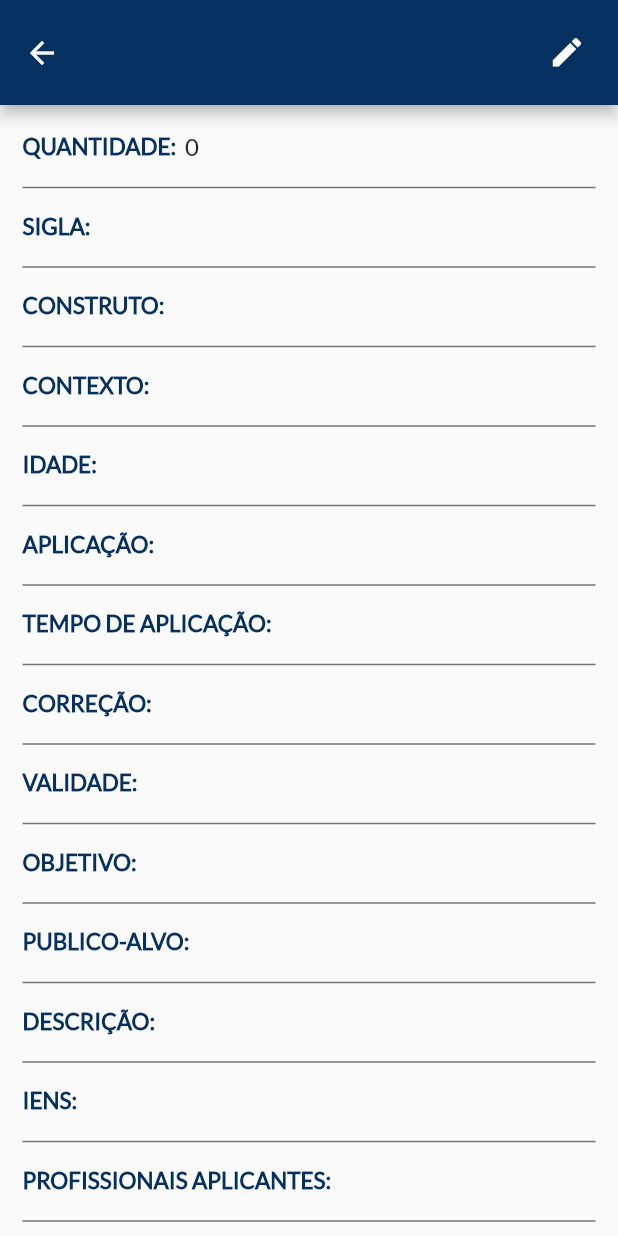
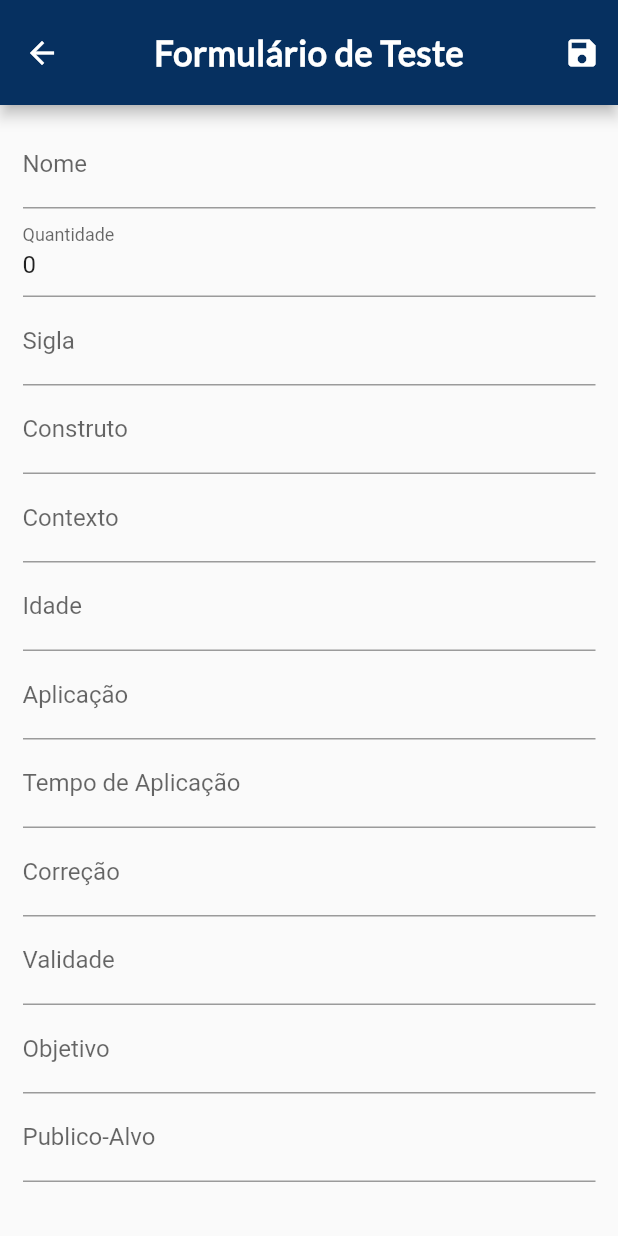
Before and after one commit to EduardaGarangau/trabalho-android, a Flutter app: the DetailsPage screen opened directly with empty values, after a tap on the "edit" icon, on a phone screen of 412 x 824 dp. Run offline on Flutter 3.47's test engine with Material 2 defaults, Android fonts, the phone set to English and light mode, and no system bars; network calls fail.

Commit message:
Criando formulário de update do teste

```diff
--- a/lib/components/item_detail_field.dart
+++ b/lib/components/item_detail_field.dart
@@ -34,8 +34,9 @@ class ItemDetailsField extends StatelessWidget {
                   fontWeight: FontWeight.bold,
                 ),
               ),
-              const SizedBox(width: 3),
-              Text(
+              const SizedBox(width: 4),
+              Flexible(
+                child: Text(
                   value,
                   maxLines: 3,
                   softWrap: true,
@@ -44,6 +45,7 @@ class ItemDetailsField extends StatelessWidget {
                     fontFamily: 'Lato',
                     fontSize: 16,
                     //color: Colors.grey.shade600,
+                  ),
                 ),
               ),
             ],
--- a/lib/screens/details_page.dart
+++ b/lib/screens/details_page.dart
@@ -1,4 +1,5 @@
 import 'package:clinica_up/components/item_detail_field.dart';
+import 'package:clinica_up/utils/app_routes.dart';
 import 'package:flutter/material.dart';
 import '../models/teste_model.dart';
 
@@ -39,7 +40,10 @@ class _DetailsPageState extends State<DetailsPage> {
                 Icons.edit,
                 size: 25,
               ),
-              onPressed: () {},
+              onPressed: () => Navigator.of(context).pushNamed(
+                AppRoutes.FORM,
+                arguments: teste,
+              ),
             ),
           ),
         ],
@@ -96,7 +100,7 @@ class _DetailsPageState extends State<DetailsPage> {
             value: teste.descricao,
           ),
           ItemDetailsField(
-            title: 'IENS: ',
+            title: 'ITENS: ',
             value: teste.itens,
           ),
           ItemDetailsField(
--- a/lib/screens/form_page.dart
+++ b/lib/screens/form_page.dart
@@ -1,3 +1,4 @@
+import 'package:clinica_up/models/teste_model.dart';
 import 'package:clinica_up/services/testes_service.dart';
 import 'package:flutter/material.dart';
 import 'package:provider/provider.dart';
@@ -10,8 +11,36 @@ class FormPage extends StatefulWidget {
 }
 
 class _FormPageState extends State<FormPage> {
+  @override
+  void didChangeDependencies() {
+    super.didChangeDependencies();
+    if (_formData.isEmpty) {
+      final args = ModalRoute.of(context)?.settings.arguments;
+
+      if (args != null) {
+        final teste = args as Teste;
+        _formData['id'] = teste.id;
+        _formData['quant'] = teste.quant;
+        _formData['nome'] = teste.nome;
+        _formData['sigla'] = teste.sigla;
+        _formData['construto'] = teste.construto;
+        _formData['contexto'] = teste.contexto;
+        _formData['idade'] = teste.idade;
+        _formData['aplicacao'] = teste.aplicacao;
+        _formData['tempoDeAplicaçao'] = teste.tempoDeAplicacao;
+        _formData['correcao'] = teste.correcao;
+        _formData['validade'] = teste.validade;
+        _formData['objetivo'] = teste.objetivo;
+        _formData['publicoAlvo'] = teste.publicoAlvo;
+        _formData['descricao'] = teste.descricao;
+        _formData['itens'] = teste.itens;
+        _formData['profissionaisAplicantes'] = teste.profissionaisAplicantes;
+      }
+    }
+  }
+
   final _formKey = GlobalKey<FormState>();
-  final _formData = Map<String, dynamic>();
+  final _formData = <String, dynamic>{};
 
   void _submitForm() {
     final isValid = _formKey.currentState?.validate() ?? false;
@@ -62,6 +91,7 @@ class _FormPageState extends State<FormPage> {
           child: ListView(
             children: [
               TextFormField(
+                initialValue: _formData['nome']?.toString(),
                 decoration: const InputDecoration(
                   labelText: 'Nome',
                 ),
@@ -78,6 +108,7 @@ class _FormPageState extends State<FormPage> {
                 },
               ),
               TextFormField(
+                initialValue: _formData['quant']?.toString(),
                 decoration: const InputDecoration(
                   labelText: 'Quantidade',
                 ),
@@ -99,6 +130,7 @@ class _FormPageState extends State<FormPage> {
                 },
               ),
               TextFormField(
+                initialValue: _formData['sigla']?.toString(),
                 decoration: const InputDecoration(
                   labelText: 'Sigla',
                 ),
@@ -115,6 +147,7 @@ class _FormPageState extends State<FormPage> {
                 },
               ),
               TextFormField(
+                initialValue: _formData['construto']?.toString(),
                 decoration: const InputDecoration(
                   labelText: 'Construto',
                 ),
@@ -132,6 +165,7 @@ class _FormPageState extends State<FormPage> {
                 },
               ),
               TextFormField(
+                initialValue: _formData['contexto']?.toString(),
                 decoration: const InputDecoration(
                   labelText: 'Contexto',
                 ),
@@ -148,6 +182,7 @@ class _FormPageState extends State<FormPage> {
                 },
               ),
               TextFormField(
+                initialValue: _formData['idade']?.toString(),
                 decoration: const InputDecoration(
                   labelText: 'Idade',
                 ),
@@ -167,6 +202,7 @@ class _FormPageState extends State<FormPage> {
                 },
               ),
               TextFormField(
+                initialValue: _formData['aplicacao']?.toString(),
                 decoration: const InputDecoration(
                   labelText: 'Aplicação',
                 ),
@@ -184,6 +220,7 @@ class _FormPageState extends State<FormPage> {
                 },
               ),
               TextFormField(
+                initialValue: _formData['tempoDeAplicacao']?.toString(),
                 decoration: const InputDecoration(
                   labelText: 'Tempo de Aplicação',
                 ),
@@ -203,6 +240,7 @@ class _FormPageState extends State<FormPage> {
                 },
               ),
               TextFormField(
+                initialValue: _formData['correcao']?.toString(),
                 decoration: const InputDecoration(
                   labelText: 'Correção',
                 ),
@@ -219,6 +257,7 @@ class _FormPageState extends State<FormPage> {
                 },
               ),
               TextFormField(
+                initialValue: _formData['validade']?.toString(),
                 decoration: const InputDecoration(
                   labelText: 'Validade',
                 ),
@@ -235,6 +274,7 @@ class _FormPageState extends State<FormPage> {
                 },
               ),
               TextFormField(
+                initialValue: _formData['objetivo']?.toString(),
                 decoration: const InputDecoration(
                   labelText: 'Objetivo',
                 ),
@@ -252,6 +292,7 @@ class _FormPageState extends State<FormPage> {
                 },
               ),
               TextFormField(
+                initialValue: _formData['publicoAlvo']?.toString(),
                 decoration: const InputDecoration(
                   labelText: 'Publico-Alvo',
                 ),
@@ -268,6 +309,7 @@ class _FormPageState extends State<FormPage> {
                 },
               ),
               TextFormField(
+                initialValue: _formData['descricao']?.toString(),
                 decoration: const InputDecoration(
                   labelText: 'Descrição',
                 ),
@@ -286,6 +328,7 @@ class _FormPageState extends State<FormPage> {
                 },
               ),
               TextFormField(
+                initialValue: _formData['itens'].toString(),
                 decoration: const InputDecoration(
                   labelText: 'Itens',
                 ),
@@ -303,6 +346,7 @@ class _FormPageState extends State<FormPage> {
                 },
               ),
               TextFormField(
+                initialValue: _formData['profissionaisAplicantes']?.toString(),
                 decoration: const InputDecoration(
                   labelText: 'Profissionais Aplicantes',
                 ),
```
Lines whose indentation alone changed are shown as unchanged.
